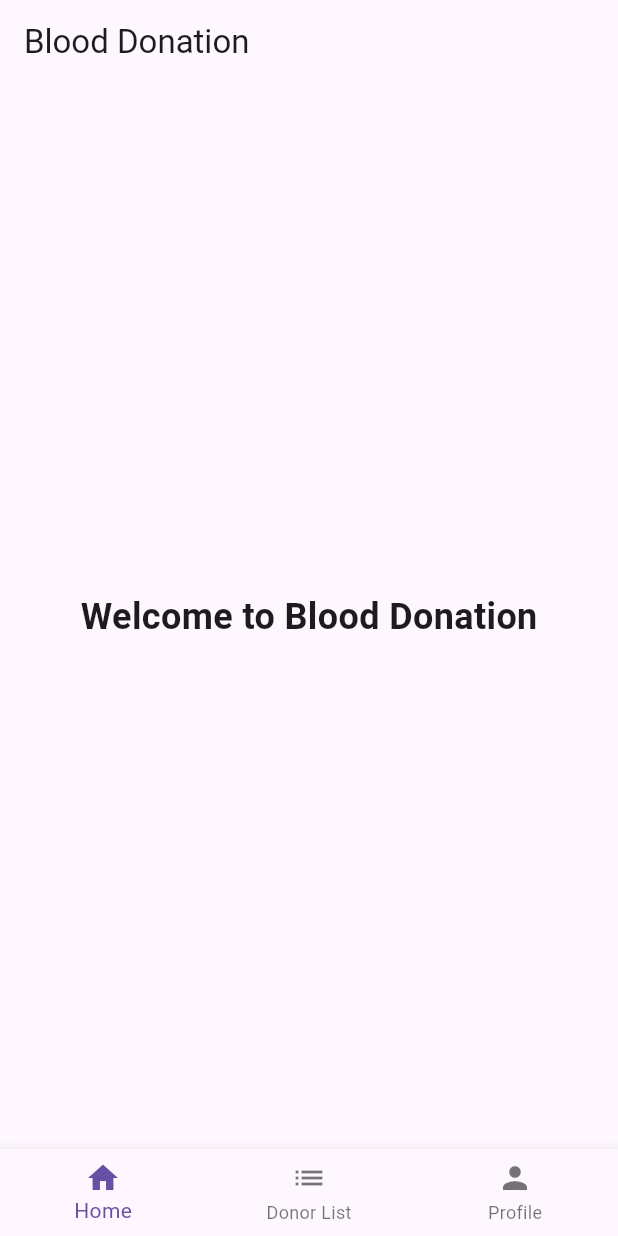
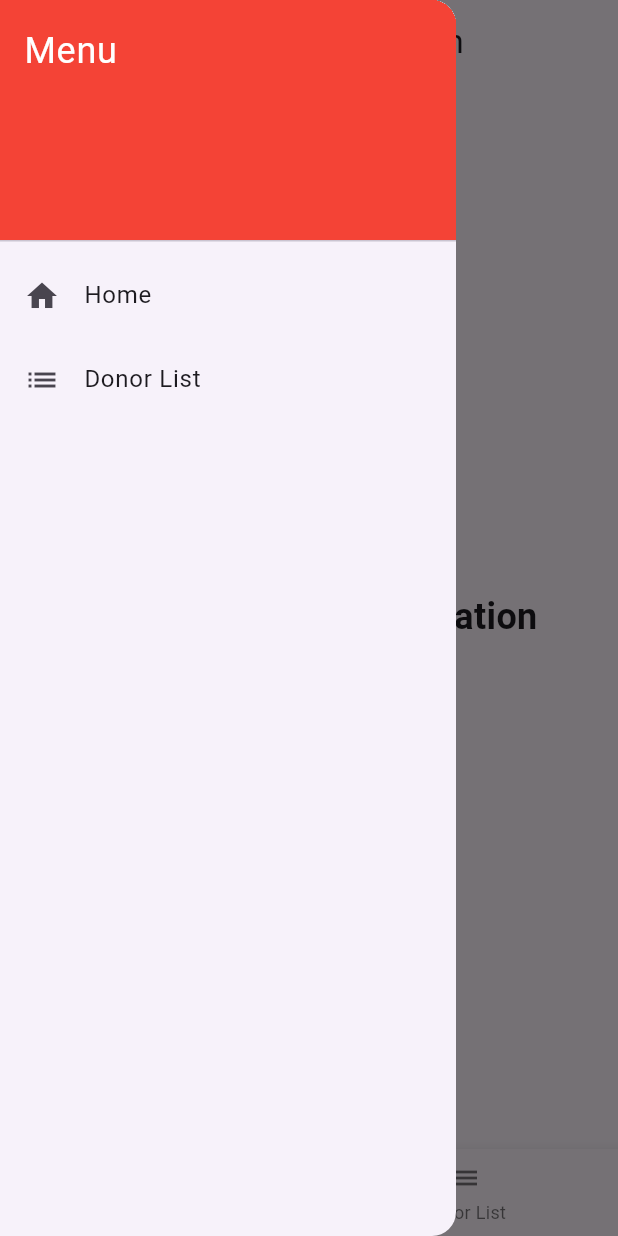
Before and after one commit to sunjilkh/LabTest, a Flutter app: the screen it shows after launch, with the side drawer open (before the commit the screen has no drawer), on a phone screen of 412 x 824 dp. Run offline on Flutter 3.47's test engine with Material 3 defaults, Android fonts, the phone set to English and light mode, and no system bars.

Commit message:
Update main.dart

```diff
--- a/flutter1/lib/main.dart
+++ b/flutter1/lib/main.dart
@@ -22,13 +22,19 @@ class HomeScreen extends StatefulWidget {
 
 class _HomeScreenState extends State<HomeScreen> {
   int _currentIndex = 0;
-  final List<Widget> _screens = [HomePage(), DonorListPage()];
+  final List<Widget> _screens = [
+    HomePage(),
+    DonorListPage()
+  ]; // Removed ProfilePage
 
   @override
   Widget build(BuildContext context) {
     return Scaffold(
-      appBar: AppBar(title: Text("Blood Donation")),
+      appBar: AppBar(
+        title: Center(child: Text("Blood Donation")), // Centered title
+      ),
       body: _screens[_currentIndex],
+      drawer: AppDrawer(), // Added App Drawer
       bottomNavigationBar: BottomNavigationBar(
         currentIndex: _currentIndex,
         onTap: (index) {
@@ -39,7 +45,52 @@ class _HomeScreenState extends State<HomeScreen> {
         items: [
           BottomNavigationBarItem(icon: Icon(Icons.home), label: "Home"),
           BottomNavigationBarItem(icon: Icon(Icons.list), label: "Donor List"),
-          BottomNavigationBarItem(icon: Icon(Icons.person), label: "Profile"),
+        ],
+      ),
+    );
+  }
+}
+
+class AppDrawer extends StatelessWidget {
+  @override
+  Widget build(BuildContext context) {
+    return Drawer(
+      child: ListView(
+        padding: EdgeInsets.zero,
+        children: [
+          DrawerHeader(
+            decoration: BoxDecoration(
+              color: Colors.red,
+            ),
+            child: Text(
+              'Menu',
+              style: TextStyle(color: Colors.white, fontSize: 24),
+            ),
+          ),
+          ListTile(
+            leading: Icon(Icons.home),
+            title: Text('Home'),
+            onTap: () {
+              Navigator.pop(context); // Close the drawer
+              // Navigate to HomePage
+              Navigator.pushReplacement(
+                context,
+                MaterialPageRoute(builder: (context) => HomeScreen()),
+              );
+            },
+          ),
+          ListTile(
+            leading: Icon(Icons.list),
+            title: Text('Donor List'),
+            onTap: () {
+              Navigator.pop(context); // Close the drawer
+              // Navigate to DonorListPage
+              Navigator.pushReplacement(
+                context,
+                MaterialPageRoute(builder: (context) => HomeScreen()),
+              );
+            },
+          ),
         ],
       ),
     );
```
